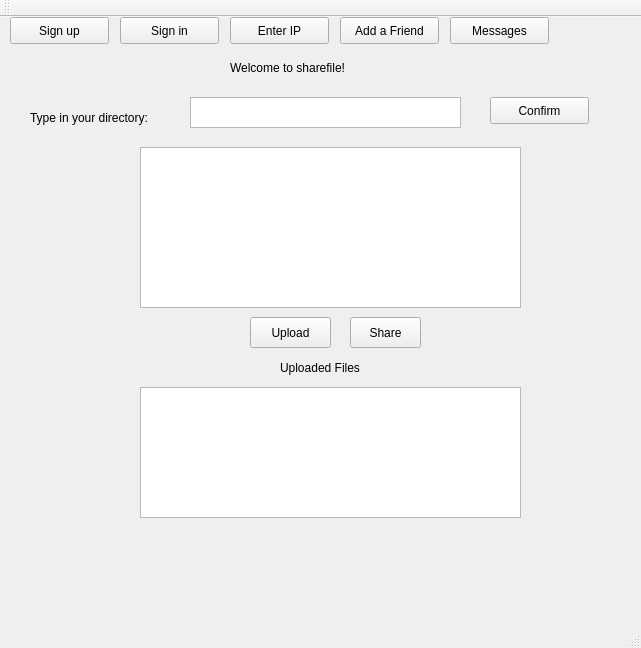
First picture: the form in sharefileclient/mainwindow.ui, repository taragu/sharefile, before the edit.
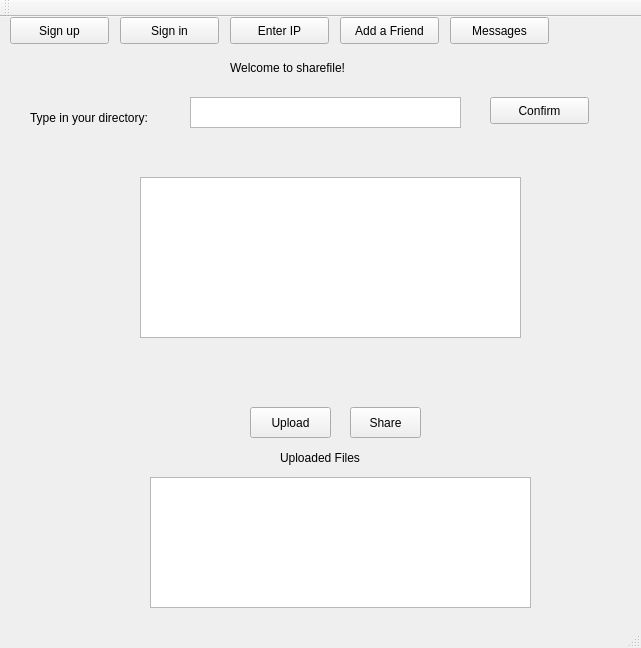
Second picture: the form after the edit.

What changed in the file:
```diff
--- a/sharefileclient/mainwindow.ui
+++ b/sharefileclient/mainwindow.ui
@@ -44,7 +44,7 @@
     <property name="geometry">
      <rect>
       <x>280</x>
-      <y>340</y>
+      <y>430</y>
       <width>131</width>
       <height>21</height>
      </rect>
@@ -57,7 +57,7 @@
     <property name="geometry">
      <rect>
       <x>140</x>
-      <y>130</y>
+      <y>160</y>
       <width>381</width>
       <height>161</height>
      </rect>
@@ -66,8 +66,8 @@
    <widget class="QListWidget" name="serverfiles_list">
     <property name="geometry">
      <rect>
-      <x>140</x>
-      <y>370</y>
+      <x>150</x>
+      <y>460</y>
       <width>381</width>
       <height>131</height>
      </rect>
@@ -77,7 +77,7 @@
     <property name="geometry">
      <rect>
       <x>250</x>
-      <y>300</y>
+      <y>390</y>
       <width>81</width>
       <height>31</height>
      </rect>
@@ -178,7 +178,7 @@
     <property name="geometry">
      <rect>
       <x>350</x>
-      <y>300</y>
+      <y>390</y>
       <width>71</width>
       <height>31</height>
      </rect>
```
